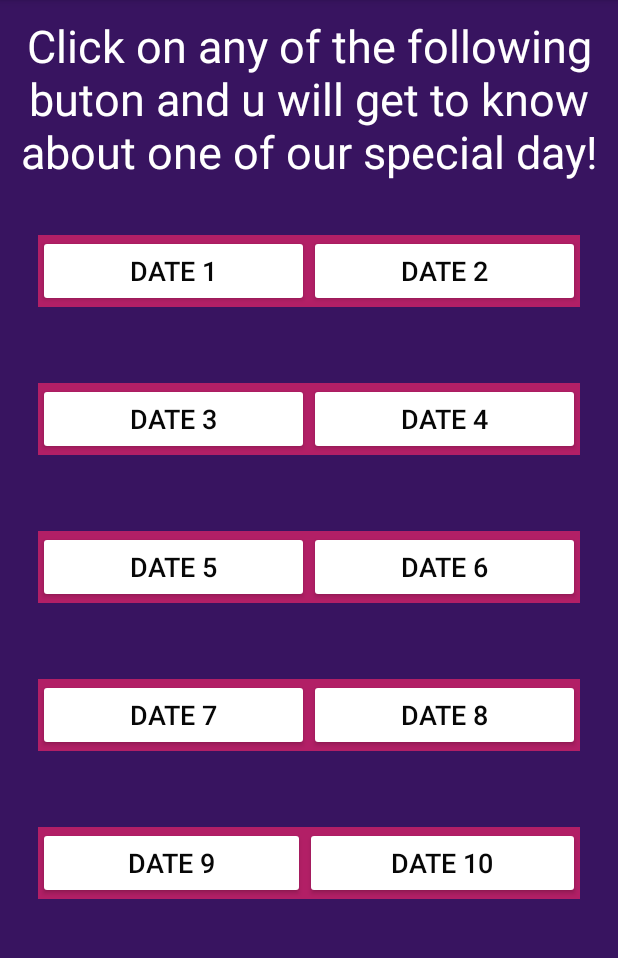
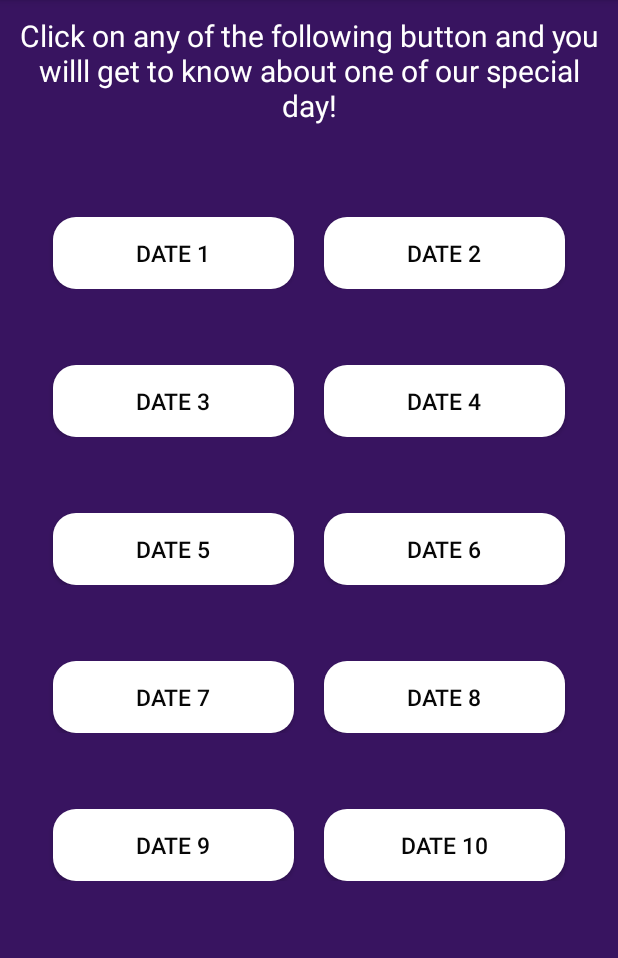
Before and after one commit to sharmaumang001/JustForYou, an Android app: the Main2Activity screen opened directly, with no data from a screen before it, on a phone screen of 412 x 824 dp, the part 84-1042 px from its top. Run offline under Robolectric (Android 15) with nearby library versions, the phone set to English and light mode, and no system bars.

Commit message:
CUstomised Buttons added.

```diff
--- a/app/src/main/java/com/example/justforyou/MainActivity.java
+++ b/app/src/main/java/com/example/justforyou/MainActivity.java
@@ -32,7 +32,7 @@ public class MainActivity extends AppCompatActivity {
             @Override
             public void onClick(View v) {
                 Intent mIntent = new Intent(MainActivity.this,Main2Activity.class);
-                finish();
+
                 startActivity(mIntent);
             }
         });
--- a/app/src/main/res/drawable/background.xml
+++ b/app/src/main/res/drawable/background.xml
@@ -3,16 +3,19 @@
 
     <item
         android:drawable="@drawable/background1"
-        android:duration="3000"/>
+        android:duration="2000"/>
+
+    <item
+        android:drawable="@drawable/background2"
+        android:duration="2000"/>
 
     <item
         android:drawable="@drawable/background3"
-        android:duration="3000"/>
+        android:duration="2000"/>
 
     <item
         android:drawable="@drawable/background4"
-        android:duration="3000"/>
-
+        android:duration="2000"/>
 
 
 </animation-list>
--- /dev/null
+++ b/app/src/main/res/drawable/button.xml
@@ -0,0 +1,14 @@
+<?xml version="1.0" encoding="utf-8"?>
+<shape xmlns:android="http://schemas.android.com/apk/res/android"
+    android:shape="rectangle">
+
+    <corners
+        android:radius="15dp"/>
+    <solid
+        android:color="#2F363F"/>
+    <padding
+        android:top="2dp"
+        android:bottom="2dp"
+        android:left="2dp"
+        android:right="2dp"/>
+</shape>
--- /dev/null
+++ b/app/src/main/res/drawable/button_2.xml
@@ -0,0 +1,15 @@
+<?xml version="1.0" encoding="utf-8"?>
+<shape xmlns:android="http://schemas.android.com/apk/res/android"
+    android:shape="rectangle">
+
+    <corners
+        android:radius="15dp"/>
+    <solid
+        android:color="#FFFFFF"/>
+    <padding
+        android:top="2dp"
+        android:bottom="2dp"
+        android:left="2dp"
+        android:right="2dp"/>
+
+</shape>
--- a/app/src/main/res/layout/activity_main.xml
+++ b/app/src/main/res/layout/activity_main.xml
@@ -14,7 +14,7 @@
         android:layout_width="match_parent"
         android:layout_height="wrap_content"
         android:layout_marginBottom="36dp"
-        android:background="#2F363F"
+        android:background="@drawable/button"
         android:text="SURPRISE AHEAD"
         android:textColor="#FFFFFF"
         android:textSize="20sp"
--- a/app/src/main/res/layout/activity_main2.xml
+++ b/app/src/main/res/layout/activity_main2.xml
@@ -11,7 +11,8 @@
     <LinearLayout
         android:layout_width="match_parent"
         android:layout_height="wrap_content"
-        android:orientation="horizontal">
+        android:orientation="horizontal"
+        android:layout_marginBottom="25dp">
 
         <TextView
             android:id="@+id/text2"
@@ -19,17 +20,17 @@
             android:layout_height="wrap_content"
             android:layout_margin="10dp"
             android:layout_weight="1"
-            android:text="Click on any of the following buton and u will get to know about one of our special day!"
+            android:text="Click on any of the following button and you willl get to know about one of our special day!"
             android:textAlignment="center"
             android:textColor="#FFFFFF"
-            android:textSize="30sp" />
+            android:textSize="20sp" />
     </LinearLayout>
 
     <LinearLayout
         android:layout_width="match_parent"
         android:layout_height="wrap_content"
         android:layout_margin="25sp"
-        android:background="#B21F66"
+        android:background="#381460"
         android:orientation="horizontal">
 
         <Button
@@ -37,20 +38,22 @@
             android:layout_width="wrap_content"
             android:layout_height="wrap_content"
             android:layout_weight="1"
-            android:backgroundTintMode="screen"
+            android:layout_marginHorizontal="10dp"
+            android:background="@drawable/button_2"
             android:text="Date 1"
             android:textColor="#070707"
-            android:textSize="18sp" />
+            android:textSize="15sp" />
 
         <Button
             android:id="@+id/Date2"
             android:layout_width="wrap_content"
             android:layout_height="wrap_content"
             android:layout_weight="1"
-            android:backgroundTintMode="screen"
+            android:background="@drawable/button_2"
+            android:layout_marginHorizontal="10dp"
             android:text="Date 2"
             android:textColor="#070707"
-            android:textSize="18sp" />
+            android:textSize="15sp" />
 
     </LinearLayout>
 
@@ -58,7 +61,7 @@
         android:layout_width="match_parent"
         android:layout_height="wrap_content"
         android:layout_margin="25sp"
-        android:background="#B21F66"
+        android:background="#381460"
         android:orientation="horizontal">
 
         <Button
@@ -66,27 +69,29 @@
             android:layout_width="wrap_content"
             android:layout_height="wrap_content"
             android:layout_weight="1"
-            android:backgroundTintMode="screen"
+            android:background="@drawable/button_2"
+            android:layout_marginHorizontal="10dp"
             android:text="Date 3"
             android:textColor="#070707"
-            android:textSize="18sp" />
+            android:textSize="15sp" />
 
         <Button
             android:id="@+id/Date4"
             android:layout_width="wrap_content"
             android:layout_height="wrap_content"
             android:layout_weight="1"
-            android:backgroundTintMode="screen"
+            android:background="@drawable/button_2"
+            android:layout_marginHorizontal="10dp"
             android:text="Date 4"
             android:textColor="#070707"
-            android:textSize="18sp" />
+            android:textSize="15sp" />
     </LinearLayout>
 
     <LinearLayout
         android:layout_width="match_parent"
         android:layout_height="wrap_content"
         android:layout_margin="25sp"
-        android:background="#B21F66"
+        android:background="#381460"
         android:orientation="horizontal">
 
         <Button
@@ -94,27 +99,29 @@
             android:layout_width="wrap_content"
             android:layout_height="wrap_content"
             android:layout_weight="1"
-            android:backgroundTintMode="screen"
+            android:background="@drawable/button_2"
+            android:layout_marginHorizontal="10dp"
             android:text="Date 5"
             android:textColor="#070707"
-            android:textSize="18sp" />
+            android:textSize="15sp" />
 
         <Button
             android:id="@+id/Date6"
             android:layout_width="wrap_content"
             android:layout_height="wrap_content"
             android:layout_weight="1"
-            android:backgroundTintMode="screen"
+            android:background="@drawable/button_2"
+            android:layout_marginHorizontal="10dp"
             android:text="Date 6"
             android:textColor="#070707"
-            android:textSize="18sp" />
+            android:textSize="15sp" />
     </LinearLayout>
 
     <LinearLayout
         android:layout_width="match_parent"
         android:layout_height="wrap_content"
         android:layout_margin="25sp"
-        android:background="#B21F66"
+        android:background="#381460"
         android:orientation="horizontal">
 
         <Button
@@ -122,27 +129,29 @@
             android:layout_width="wrap_content"
             android:layout_height="wrap_content"
             android:layout_weight="1"
-            android:backgroundTintMode="screen"
+            android:background="@drawable/button_2"
+            android:layout_marginHorizontal="10dp"
             android:text="Date 7"
             android:textColor="#070707"
-            android:textSize="18sp" />
+            android:textSize="15sp" />
 
         <Button
             android:id="@+id/Date8"
             android:layout_width="wrap_content"
             android:layout_height="wrap_content"
             android:layout_weight="1"
-            android:backgroundTintMode="screen"
+            android:background="@drawable/button_2"
+            android:layout_marginHorizontal="10dp"
             android:text="Date 8"
             android:textColor="#070707"
-            android:textSize="18sp" />
+            android:textSize="15sp" />
     </LinearLayout>
 
     <LinearLayout
         android:layout_width="match_parent"
         android:layout_height="wrap_content"
         android:layout_margin="25sp"
-        android:background="#B21F66"
+        android:background="#381460"
         android:orientation="horizontal">
 
         <Button
@@ -150,19 +159,21 @@
             android:layout_width="wrap_content"
             android:layout_height="wrap_content"
             android:layout_weight="1"
-            android:backgroundTintMode="screen"
+            android:background="@drawable/button_2"
+            android:layout_marginHorizontal="10dp"
             android:text="Date 9"
             android:textColor="#070707"
-            android:textSize="18sp" />
+            android:textSize="15sp" />
 
         <Button
             android:id="@+id/Date10"
             android:layout_width="wrap_content"
             android:layout_height="wrap_content"
             android:layout_weight="1"
-            android:backgroundTintMode="screen"
+            android:background="@drawable/button_2"
+            android:layout_marginHorizontal="10dp"
             android:text="Date 10"
             android:textColor="#070707"
-            android:textSize="18sp" />
+            android:textSize="15sp" />
     </LinearLayout>
 </LinearLayout>
```
Also changed, not shown: app/src/main/res/drawable/background3.jpg, 1 other file.
